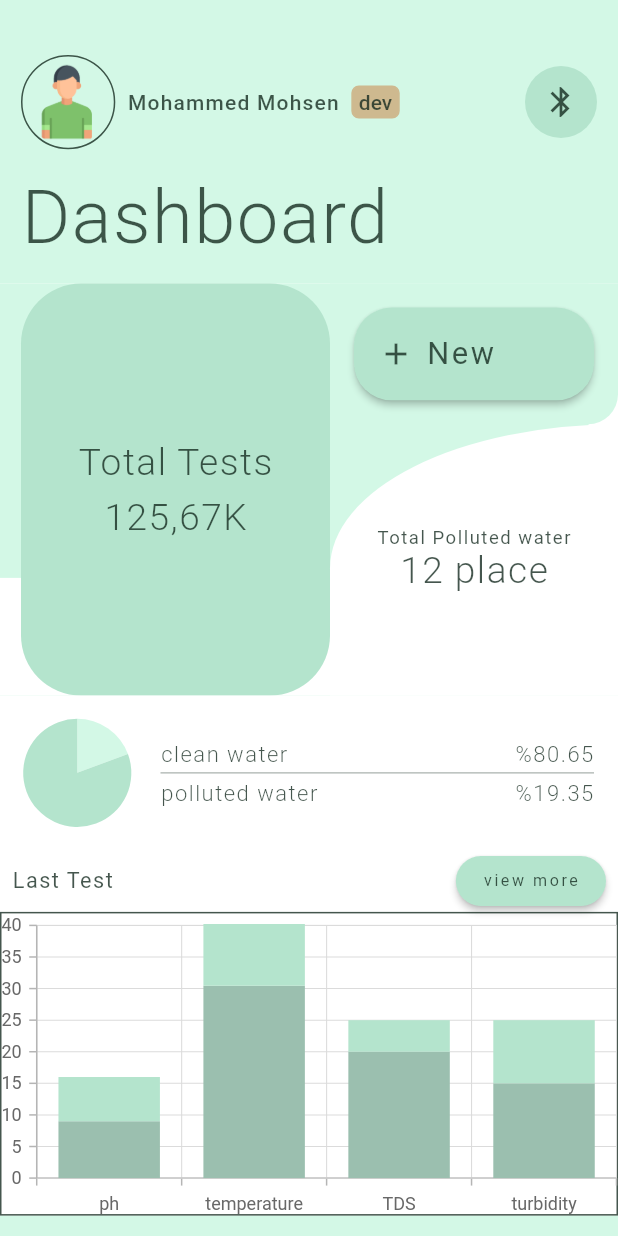
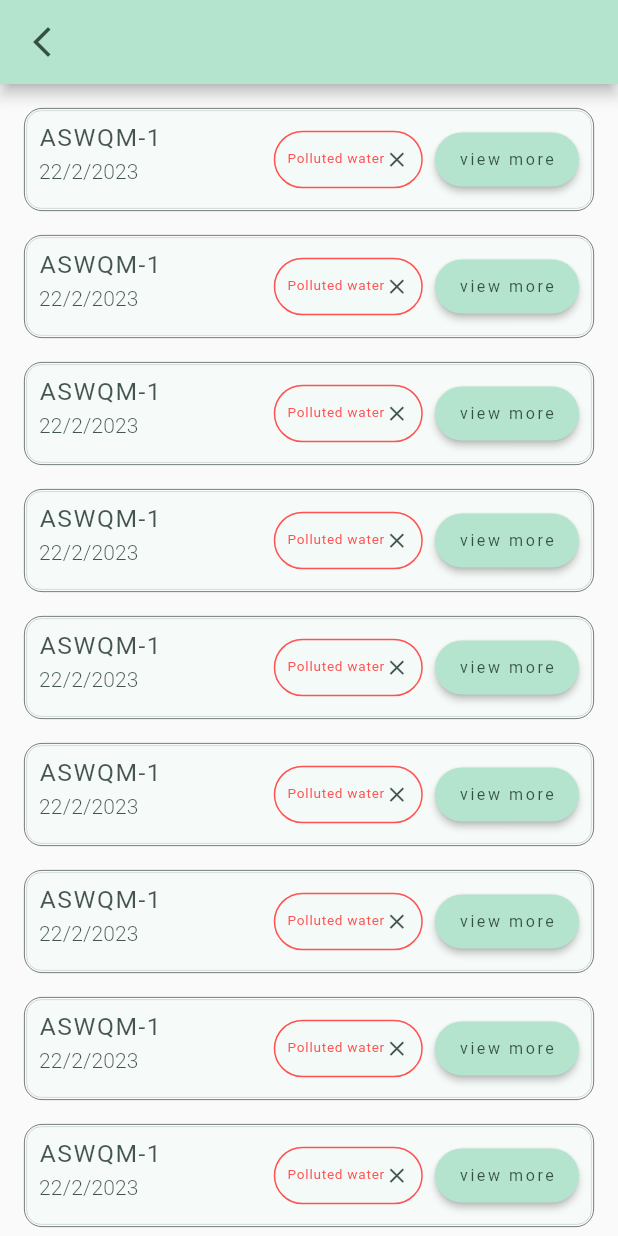
Before and after one commit to MuhammedMohsen1/graduation_app, a Flutter app: the DashboardLayout screen opened directly, after a tap on "view more", on a phone screen of 412 x 824 dp. Run offline on Flutter 3.47's test engine with Material 2 defaults, Android fonts, the phone set to English and light mode, and no system bars; our stand-ins replace firebase_auth, firebase_core, fluttertoast, syncfusion_flutter_charts; accounts and stored records are empty.

Commit message:
view more

```diff
--- a/lib/components/navigator.dart
+++ b/lib/components/navigator.dart
@@ -2,6 +2,10 @@ import 'package:flutter/material.dart';
 
 void navigateTo(context, Widget screen) {
   Navigator.of(context).push(createRoute(screen));
+}
+
+void navigateBack(context) {
+  Navigator.of(context).pop();
 }
 
 void navigateToAndReplace(context, Widget screen) {
--- /dev/null
+++ b/lib/components/record_item.dart
@@ -0,0 +1,144 @@
+import 'package:application_gp/components/view_more_button.dart';
+import 'package:flutter/material.dart';
+
+import '../Constants/constant.dart';
+import '../modules/view_more/view_more.dart';
+
+class RecordItem extends StatelessWidget {
+  const RecordItem({
+    super.key,
+    required this.size,
+    required this.isClean,
+  });
+
+  final Size size;
+  final bool isClean;
+  @override
+  Widget build(BuildContext context) {
+    return Padding(
+      padding: const EdgeInsets.only(top: 16.0, left: 16, right: 16),
+      child: Container(
+        width: size.width,
+        height: size.height / 12,
+        decoration: BoxDecoration(
+          border: Border.all(width: 0.5, color: textColor),
+          borderRadius: BorderRadius.circular(12),
+        ),
+        child: Padding(
+          padding: const EdgeInsets.all(1.0),
+          child: Container(
+            decoration: BoxDecoration(
+              border: Border.all(width: 0.5, color: textColor.withOpacity(0.2)),
+              color: background.withOpacity(.09),
+              borderRadius: BorderRadius.circular(10),
+            ),
+            child: Padding(
+              padding: const EdgeInsets.all(8.0),
+              child: Row(
+                crossAxisAlignment: CrossAxisAlignment.center,
+                children: [
+                  Column(
+                    crossAxisAlignment: CrossAxisAlignment.start,
+                    children: [
+                      Expanded(
+                        child: Text(
+                          'ASWQM-1',
+                          style: TextStyle(
+                            color: textColor,
+                            fontWeight: FontWeight.w400,
+                            fontSize: size.height * 0.02,
+                            letterSpacing: 1,
+                          ),
+                        ),
+                      ),
+                      Expanded(
+                        child: Text(
+                          '22/2/2023',
+                          style: TextStyle(
+                            color: textColor,
+                            fontWeight: FontWeight.w300,
+                            fontSize: size.height * 0.017,
+                            letterSpacing: 0.1,
+                          ),
+                        ),
+                      ),
+                    ],
+                  ),
+                  const Spacer(),
+                  Padding(
+                    padding: const EdgeInsets.symmetric(
+                      horizontal: 8,
+                      vertical: 1.0,
+                    ),
+                    child: Container(
+                      decoration: BoxDecoration(
+                        border: Border.all(
+                            width: 1,
+                            color: isClean
+                                ? textColor.withOpacity(0.6)
+                                : Colors.redAccent),
+                        color: background.withOpacity(.07),
+                        borderRadius: BorderRadius.circular(25),
+                      ),
+                      child: Padding(
+                        padding: const EdgeInsets.symmetric(
+                          vertical: 10,
+                          horizontal: 8,
+                        ),
+                        child: isClean
+                            ? Row(
+                                crossAxisAlignment: CrossAxisAlignment.center,
+                                children: [
+                                  Text(
+                                    'Drinkable water',
+                                    style: TextStyle(
+                                      color: textColor,
+                                      fontWeight: FontWeight.w400,
+                                      fontSize: size.height * 0.011,
+                                      letterSpacing: 0.5,
+                                    ),
+                                  ),
+                                  Icon(
+                                    Icons.check,
+                                    color: textColor,
+                                    size: size.height / 50,
+                                  ),
+                                ],
+                              )
+                            : Row(
+                                crossAxisAlignment: CrossAxisAlignment.center,
+                                children: [
+                                  Text(
+                                    'Polluted water',
+                                    style: TextStyle(
+                                      color: Colors.redAccent,
+                                      fontWeight: FontWeight.w400,
+                                      fontSize: size.height * 0.011,
+                                      letterSpacing: 0.5,
+                                    ),
+                                  ),
+                                  Icon(
+                                    Icons.close,
+                                    color: textColor,
+                                    size: size.height / 50,
+                                  ),
+                                ],
+                              ),
+                      ),
+                    ),
+                  ),
+                  ViewMoreButton(
+                    size: size,
+                    /* add different screen*/
+                    /* TODO: */
+                    screen: const ViewMore(),
+                  ),
+                ],
+              ),
+            ),
+          ),
+        ),
+      ),
+    );
+  }
+}
--- /dev/null
+++ b/lib/components/view_more_button.dart
@@ -0,0 +1,42 @@
+import 'package:flutter/material.dart';
+
+import '../Constants/constant.dart';
+import '../modules/view_more/view_more.dart';
+import 'navigator.dart';
+
+class ViewMoreButton extends StatelessWidget {
+  const ViewMoreButton({
+    super.key,
+    required this.size,
+    required this.screen,
+  });
+  final Widget screen;
+  final Size size;
+
+  @override
+  Widget build(BuildContext context) {
+    return Padding(
+      padding: const EdgeInsets.symmetric(vertical: 2.0),
+      child: ElevatedButton(
+        clipBehavior: Clip.antiAliasWithSaveLayer,
+        style: ElevatedButton.styleFrom(
+          backgroundColor: background_dark,
+          shape: RoundedRectangleBorder(
+            borderRadius: BorderRadius.circular(25),
+          ),
+        ),
+        onPressed: () {
+          navigateTo(context, screen);
+        },
+        child: Text(
+          'view more',
+          style: TextStyle(
+              fontSize: size.height * 0.013,
+              letterSpacing: 1.7,
+              color: textColor,
+              fontWeight: FontWeight.w400),
+        ),
+      ),
+    );
+  }
+}
--- a/lib/layout/dashboard_layout.dart
+++ b/lib/layout/dashboard_layout.dart
@@ -1,9 +1,13 @@
 import 'package:application_gp/Constants/constant.dart';
+import 'package:application_gp/components/navigator.dart';
 import 'package:application_gp/components/rounded_buttons.dart';
 import 'package:flutter/material.dart';
 import 'package:flutter/src/widgets/framework.dart';
 import 'package:flutter/src/widgets/placeholder.dart';
 import 'package:syncfusion_flutter_charts/charts.dart';
+
+import '../components/view_more_button.dart';
+import '../modules/view_more/view_more.dart';
 
 class DashboardLayout extends StatelessWidget {
   const DashboardLayout({super.key});
@@ -90,9 +94,11 @@ class DashboardLayout extends StatelessWidget {
                         color: background_dark, shape: BoxShape.circle),
                     child: IconButton(
                       color: textColor,
+                      padding: EdgeInsets.zero,
                       onPressed: () {},
                       icon: const Icon(
                         Icons.bluetooth,
+                        size: 20,
                       ),
                     ),
                   )
@@ -392,32 +398,9 @@ class DashboardLayout extends StatelessWidget {
                             ),
                           ),
                           const Spacer(),
-                          Padding(
-                            padding: const EdgeInsets.symmetric(vertical: 2.0),
-                            child: SizedBox(
-                              height: size.height * .075,
-                              child: ElevatedButton(
-                                clipBehavior: Clip.antiAliasWithSaveLayer,
-                                style: ElevatedButton.styleFrom(
-                                  backgroundColor: background_dark,
-                                  shape: RoundedRectangleBorder(
-                                    borderRadius: BorderRadius.circular(25),
-                                  ),
-                                ),
-                                onPressed: () {},
-                                child: Padding(
-                                  padding: const EdgeInsets.all(2.0),
-                                  child: Text(
-                                    'view more',
-                                    style: TextStyle(
-                                        fontSize: size.height * 0.013,
-                                        letterSpacing: 1.7,
-                                        color: textColor,
-                                        fontWeight: FontWeight.w400),
-                                  ),
-                                ),
-                              ),
-                            ),
+                          ViewMoreButton(
+                            size: size,
+                            screen: const ViewMore(),
                           ),
                         ],
                       ),
--- /dev/null
+++ b/lib/modules/view_more/view_more.dart
@@ -0,0 +1,33 @@
+import 'package:application_gp/Constants/constant.dart';
+import 'package:application_gp/components/navigator.dart';
+import 'package:flutter/material.dart';
+
+import '../../components/record_item.dart';
+import '../../components/view_more_button.dart';
+
+class ViewMore extends StatelessWidget {
+  const ViewMore({super.key});
+
+  @override
+  Widget build(BuildContext context) {
+    Size size = MediaQuery.of(context).size;
+    return Scaffold(
+      appBar: AppBar(
+        backgroundColor: background_dark,
+        leading: IconButton(
+            icon: const Icon(
+              Icons.arrow_back_ios_new,
+              color: textColor,
+            ),
+            onPressed: () {
+              navigateBack(context);
+            }),
+      ),
+      body: ListView.builder(
+        physics: BouncingScrollPhysics(),
+        itemCount: 20,
+        itemBuilder: (context, index) => RecordItem(size: size, isClean: false),
+      ),
+    );
+  }
+}
```
